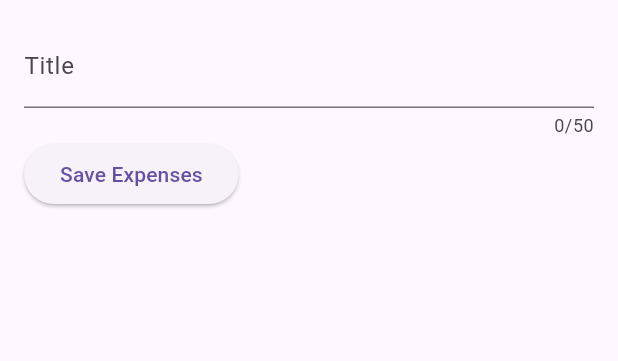
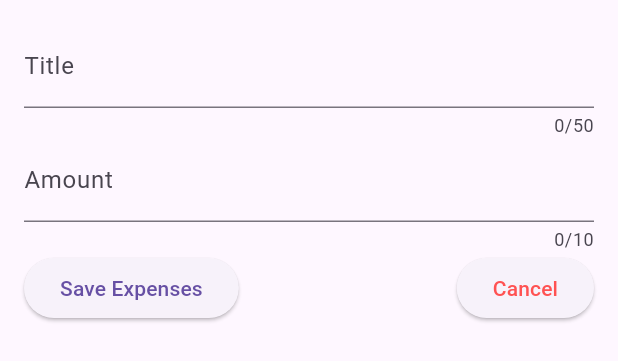
Before and after one commit to Nagaaswin/expenses-tracker-app, a Flutter app: the NewExpense widget shown alone on an empty page, opened directly, after a tap on "Save Expenses", on a phone screen of 412 x 824 dp. Shown: the top 361 px of the screen. Run offline on Flutter 3.47's test engine with Material 2 defaults, Android fonts, the phone set to English and light mode, and no system bars.

Commit message:
developed expenses amount input and cancel button for closing the modal

```diff
--- a/lib/widgets/new_expense.dart
+++ b/lib/widgets/new_expense.dart
@@ -11,6 +11,7 @@ class NewExpense extends StatefulWidget {
 
 class _NewExpenseState extends State<NewExpense> {
   final _titleController = TextEditingController();
+  final _expenseAmountController = TextEditingController();
 
   @override
   void dispose() {
@@ -30,13 +31,29 @@ class _NewExpenseState extends State<NewExpense> {
             keyboardType: TextInputType.text,
             decoration: const InputDecoration(label: Text('Title')),
           ),
+          TextField(
+            controller: _expenseAmountController,
+            maxLength: 10,
+            keyboardType: const TextInputType.numberWithOptions(decimal: true),
+            decoration: const InputDecoration(label: Text('Amount')),
+          ),
           Row(
             children: [
               ElevatedButton(
                 onPressed: () {
                   print(_titleController.text);
+                  print(_expenseAmountController.text);
                 },
                 child: const Text('Save Expenses'),
+              ),
+              const Spacer(),
+              ElevatedButton(
+                style:
+                    ElevatedButton.styleFrom(foregroundColor: Colors.redAccent),
+                onPressed: () {
+                  print('Closing modal');
+                },
+                child: const Text('Cancel'),
               )
             ],
           )
```
